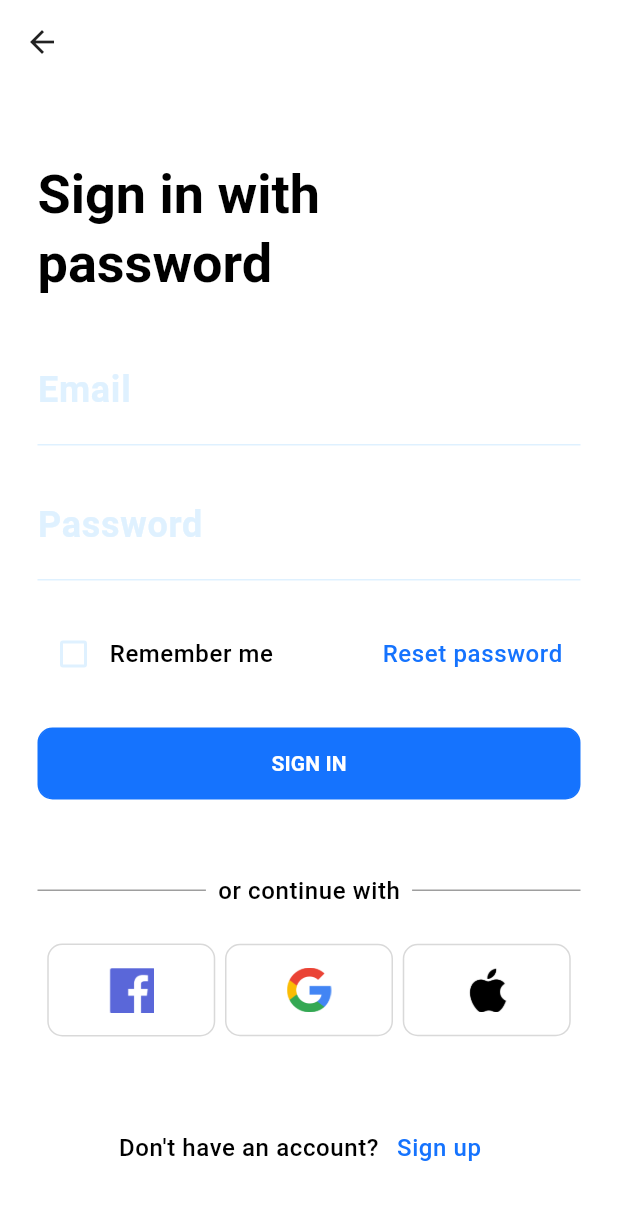
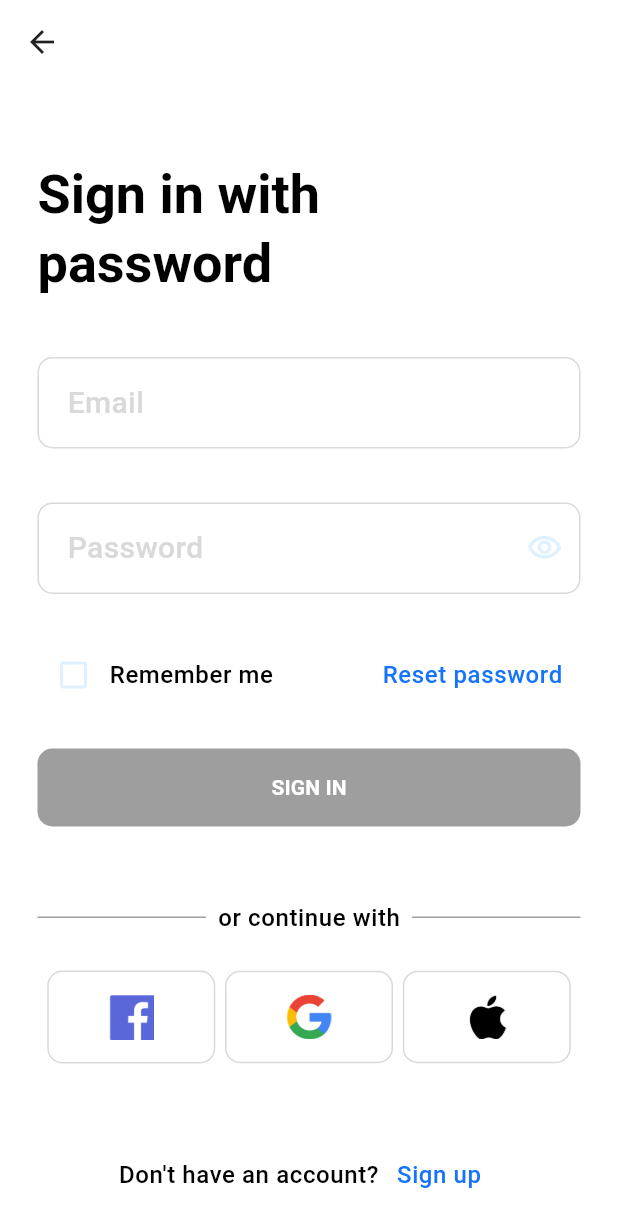
Before and after one commit to Dapo-dan/bankio, a Flutter app: the screen it shows after launch, after a tap on "SIGN IN WITH PASSWORD", on a phone screen of 412 x 824 dp. Shown: the top 1227 px of the screen. Run offline on Flutter 3.47's test engine with Material 3 defaults, Android fonts, the phone set to English and light mode, and no system bars; our stand-ins replace bloc, equatable, flutter_bloc.

Commit message:
feat: enhance login state validation and add TextInputForm widget

```diff
--- a/lib/blocs/login_bloc/login_state.dart
+++ b/lib/blocs/login_bloc/login_state.dart
@@ -15,7 +15,12 @@ class LoginState extends Equatable {
     this.passwordError,
   });
 
-  bool get canSubmit => emailError == null && passwordError == null;
+  bool get canSubmit =>
+      email.isNotEmpty &&
+      password.isNotEmpty &&
+      emailError == null &&
+      passwordError == null &&
+      rememberMe == true;
 
   LoginState copyWith({
     String? email,
@@ -34,5 +39,6 @@ class LoginState extends Equatable {
   }
 
   @override
-  List<Object?> get props => [email, password, rememberMe, emailError, passwordError];
+  List<Object?> get props =>
+      [email, password, rememberMe, emailError, passwordError];
 }
--- a/lib/presentation/screens/login_page.dart
+++ b/lib/presentation/screens/login_page.dart
@@ -1,6 +1,7 @@
 import 'package:bankio/blocs/login_bloc/login_bloc.dart';
 import 'package:bankio/presentation/widgets/button.dart';
 import 'package:bankio/presentation/widgets/social_login_button.dart';
+import 'package:bankio/presentation/widgets/text_input_field.dart';
 import 'package:bankio/utils/const.dart';
 import 'package:bankio/utils/image_path.dart';
 import 'package:flutter/material.dart';
@@ -120,6 +121,7 @@ class SignInPage extends StatelessWidget {
       ),
       body: Padding(
         padding: const EdgeInsets.symmetric(horizontal: BODY_PADDING),
+        child: SingleChildScrollView(
           child: Column(
             crossAxisAlignment: CrossAxisAlignment.start,
             children: [
@@ -133,25 +135,32 @@ class SignInPage extends StatelessWidget {
                 builder: (context, state) {
                   return Column(
                     children: [
-                    TextField(
+                      TextInputForm(
+                        hint: "Email",
                         onChanged: (email) =>
                             context.read<LoginBloc>().add(EmailChanged(email)),
-                      decoration: InputDecoration(
-                        labelText: "Email",
-                        errorText: state.emailError,
                       ),
-                    ),
+                      // TextField(
+                      //   decoration: InputDecoration(
+                      //     labelText: "Email",
+                      //     errorText: state.emailError,
+                      //   ),
+                      // ),
                       const SizedBox(height: 16),
-                    TextField(
-                      obscureText: true,
+                      TextInputForm(
+                        hint: "Password",
+                        obscure: true,
                         onChanged: (password) => context
                             .read<LoginBloc>()
                             .add(PasswordChanged(password)),
-                      decoration: InputDecoration(
-                        labelText: "Password",
-                        errorText: state.passwordError,
                       ),
-                    ),
+                      // TextField(
+                      //   obscureText: true,
+                      //   decoration: InputDecoration(
+                      //     labelText: "Password",
+                      //     errorText: state.passwordError,
+                      //   ),
+                      // ),
                     ],
                   );
                 },
@@ -161,6 +170,7 @@ class SignInPage extends StatelessWidget {
                 children: [
                   Checkbox(
                     value: context.watch<LoginBloc>().state.rememberMe,
+                    activeColor: theme.primaryColor,
                     onChanged: (value) {
                       context.read<LoginBloc>().add(RememberMeToggled(value!));
                     },
@@ -244,6 +254,7 @@ class SignInPage extends StatelessWidget {
             ],
           ),
         ),
+      ),
     );
   }
 }
--- a/lib/presentation/widgets/button.dart
+++ b/lib/presentation/widgets/button.dart
@@ -35,15 +35,15 @@ class AppButton extends StatelessWidget {
           color: buttonColor ??
               (allowSubmit ? theme.primaryColor : theme.disabledColor),
           borderRadius: BorderRadius.circular(borderRadius ?? 10),
-          border: Border.all(
-            color: borderColor ??
-                (allowSubmit ? theme.primaryColor : theme.disabledColor),
-          ),
+          // border: Border.all(
+          //   color: borderColor ??
+          //       (allowSubmit ? theme.primaryColor : theme.disabledColor),
+          // ),
         ),
         child: Padding(
           padding: EdgeInsets.symmetric(
             horizontal: hPadding ?? 30.0,
-            vertical: vPadding ?? 13.0,
+            vertical: vPadding ?? 16.0,
           ),
           child: Center(
             child: isLoading && loadingText != null
@@ -68,13 +68,10 @@ class AppButton extends StatelessWidget {
                       ),
                     ],
                   )
-                : Text(title, style: theme.textTheme.labelLarge
-                    // ?.copyWith(
-                    //   color: textColor ??
-                    //       (allowSubmit ? Colors.white : Colors.black),
-                    //   fontWeight: FontWeight.bold,
-                    // ),
-                    ),
+                : Text(
+                    title,
+                    style: theme.textTheme.labelLarge,
+                  ),
           ),
         ),
       ),
--- /dev/null
+++ b/lib/presentation/widgets/text_input_field.dart
@@ -0,0 +1,176 @@
+// ignore_for_file: prefer_typing_uninitialized_variables
+
+import 'package:bankio/utils/const.dart';
+import 'package:flutter/material.dart';
+import 'package:flutter/services.dart';
+
+class TextInputForm extends StatefulWidget {
+  const TextInputForm({
+    super.key,
+    this.suffixIcon,
+    this.prefixIcon,
+    this.validator,
+    this.obscure = false,
+    this.onChanged,
+    this.onSubmit,
+    this.enabled = true,
+    this.controller,
+    this.label,
+    this.hint,
+    this.textCapitalization = TextCapitalization.none,
+    this.maxLines = 1,
+    this.keyboardType,
+    this.maxLength,
+    this.inputFormatters,
+    this.prefixText,
+    this.onTap,
+  });
+
+  final suffixIcon;
+  final prefixIcon;
+  final onChanged;
+  final onSubmit;
+  final validator;
+  final bool enabled;
+  final TextEditingController? controller;
+  final bool obscure;
+  final String? label;
+  final String? prefixText;
+  final String? hint;
+  final TextCapitalization textCapitalization;
+  final keyboardType;
+  final List<TextInputFormatter>? inputFormatters;
+  final int? maxLines;
+  final int? maxLength;
+  final Function()? onTap;
+
+  @override
+  State<TextInputForm> createState() => _TextInputFormState();
+}
+
+class _TextInputFormState extends State<TextInputForm> {
+  bool showpassword = true;
+
+  @override
+  Widget build(BuildContext context) {
+    final theme = Theme.of(context);
+
+    return Padding(
+      padding: const EdgeInsets.symmetric(vertical: 5.0),
+      child: Column(
+        crossAxisAlignment: CrossAxisAlignment.start,
+        children: [
+          if (widget.label != null)
+            Text(
+              widget.label!,
+              style: theme.textTheme.bodySmall,
+            ),
+          verticalSpaceSmall(),
+          InkWell(
+            onTap: widget.onTap,
+            child: TextFormField(
+              buildCounter: (context,
+                      {required currentLength,
+                      required isFocused,
+                      maxLength}) =>
+                  null,
+              inputFormatters: widget.inputFormatters,
+              enabled: widget.enabled,
+              controller: widget.controller,
+              keyboardType: widget.keyboardType,
+              style: theme.textTheme.bodyMedium,
+              textCapitalization: widget.textCapitalization,
+              validator: widget.validator,
+              onChanged: widget.onChanged,
+              onFieldSubmitted: widget.onSubmit,
+              obscureText: widget.obscure ? showpassword : false,
+              obscuringCharacter: '*',
+              maxLines: widget.maxLines,
+              maxLength: widget.maxLength,
+              cursorColor: theme.primaryColor,
+              decoration: InputDecoration(
+                filled: true,
+                fillColor: theme.colorScheme.onPrimaryContainer,
+                border: OutlineInputBorder(
+                  borderSide: BorderSide(
+                    color: theme.colorScheme.primaryContainer,
+                  ),
+                  borderRadius: const BorderRadius.all(
+                    Radius.circular(
+                      10,
+                    ),
+                  ),
+                ),
+                enabledBorder: OutlineInputBorder(
+                  borderSide: BorderSide(
+                    color: theme.colorScheme.primaryContainer,
+                  ),
+                  borderRadius: const BorderRadius.all(
+                    Radius.circular(
+                      10,
+                    ),
+                  ),
+                ),
+                focusedBorder: OutlineInputBorder(
+                  borderSide: BorderSide(
+                    color: theme.primaryColor,
+                  ),
+                  borderRadius: const BorderRadius.all(
+                    Radius.circular(
+                      10,
+                    ),
+                  ),
+                ),
+                errorBorder: OutlineInputBorder(
+                  borderSide: BorderSide(
+                    color: theme.colorScheme.error,
+                  ),
+                  borderRadius: const BorderRadius.all(
+                    Radius.circular(
+                      10,
+                    ),
+                  ),
+                ),
+                focusedErrorBorder: OutlineInputBorder(
+                  borderSide: BorderSide(
+                    color: theme.colorScheme.primaryContainer,
+                  ),
+                  borderRadius: const BorderRadius.all(
+                    Radius.circular(
+                      24,
+                    ),
+                  ),
+                ),
+                suffixIcon: widget.suffixIcon ??
+                    (widget.obscure == true
+                        ? InkWell(
+                            onTap: () {
+                              setState(() {
+                                showpassword = !showpassword;
+                              });
+                            },
+                            child: Icon(
+                              showpassword
+                                  ? Icons.visibility_outlined
+                                  : Icons.visibility_off_outlined,
+                            ),
+                          )
+                        : const SizedBox()),
+                prefixIcon: widget.prefixIcon,
+                hintText: widget.hint,
+                prefixText: widget.prefixText,
+                hintStyle: theme.textTheme.bodyMedium?.copyWith(
+                  color: theme.colorScheme.primaryContainer,
+                ),
+                contentPadding: const EdgeInsets.symmetric(
+                  horizontal: 16.0,
+                  vertical: 16.0,
+                ),
+              ),
+            ),
+          ),
+        ],
+      ),
+    );
+  }
+}
```
Lines whose indentation alone changed are shown as unchanged.
